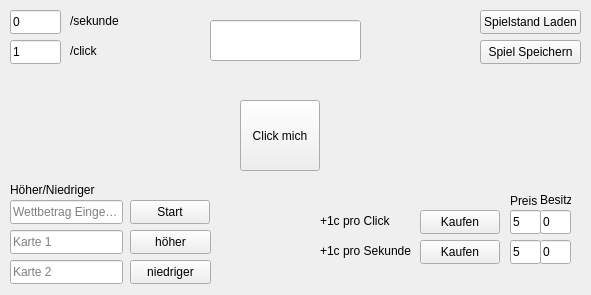
LuisKoch03/Bonusprojekt, file mainwindow.ui: the form before one commit.
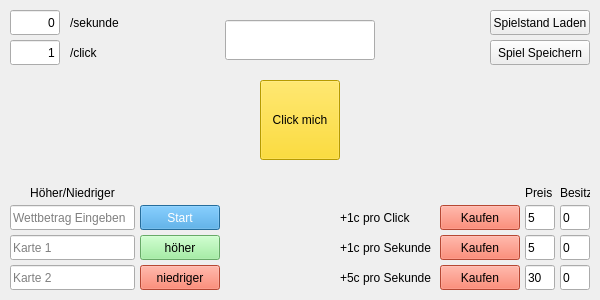
The form after the commit.

```diff
--- a/mainwindow.ui
+++ b/mainwindow.ui
@@ -6,20 +6,20 @@
    <rect>
     <x>0</x>
     <y>0</y>
-    <width>591</width>
-    <height>295</height>
+    <width>600</width>
+    <height>300</height>
    </rect>
   </property>
   <property name="minimumSize">
    <size>
-    <width>591</width>
-    <height>295</height>
+    <width>600</width>
+    <height>300</height>
    </size>
   </property>
   <property name="maximumSize">
    <size>
-    <width>591</width>
-    <height>295</height>
+    <width>600</width>
+    <height>300</height>
    </size>
   </property>
   <property name="windowTitle">
@@ -29,12 +29,17 @@
    <widget class="QPushButton" name="clickMich">
     <property name="geometry">
      <rect>
-      <x>240</x>
-      <y>100</y>
+      <x>260</x>
+      <y>80</y>
       <width>80</width>
-      <height>71</height>
+      <height>80</height>
      </rect>
     </property>
+    <property name="styleSheet">
+     <string notr="true">QPushButton {
+    background-color: #FFD700; /* Hintergrundfarbe */
+}</string>
+    </property>
     <property name="text">
      <string>Click mich</string>
     </property>
@@ -42,14 +47,17 @@
    <widget class="QLineEdit" name="clicks">
     <property name="geometry">
      <rect>
-      <x>210</x>
+      <x>225</x>
       <y>20</y>
-      <width>151</width>
-      <height>41</height>
+      <width>150</width>
+      <height>40</height>
      </rect>
     </property>
     <property name="autoFillBackground">
-     <bool>true</bool>
+     <bool>false</bool>
+    </property>
+    <property name="styleSheet">
+     <string notr="true">font: 16pt &quot;Segoe UI&quot;;</string>
     </property>
     <property name="alignment">
      <set>Qt::AlignCenter</set>
@@ -61,12 +69,17 @@
    <widget class="QPushButton" name="extraClickKauf">
     <property name="geometry">
      <rect>
-      <x>420</x>
-      <y>210</y>
+      <x>440</x>
+      <y>205</y>
       <width>80</width>
-      <height>24</height>
+      <height>25</height>
      </rect>
     </property>
+    <property name="styleSheet">
+     <string notr="true">QPushButton {
+    background-color: #FF6347; /* Hintergrundfarbe */
+}</string>
+    </property>
     <property name="text">
      <string>Kaufen</string>
     </property>
@@ -74,12 +87,18 @@
    <widget class="QLabel" name="label_2">
     <property name="geometry">
      <rect>
-      <x>320</x>
-      <y>210</y>
-      <width>91</width>
-      <height>21</height>
+      <x>340</x>
+      <y>205</y>
+      <width>95</width>
+      <height>25</height>
      </rect>
     </property>
+    <property name="maximumSize">
+     <size>
+      <width>16777215</width>
+      <height>16777215</height>
+     </size>
+    </property>
     <property name="text">
      <string>+1c pro Click</string>
     </property>
@@ -87,10 +106,10 @@
    <widget class="QLineEdit" name="extraClickPreis">
     <property name="geometry">
      <rect>
-      <x>510</x>
-      <y>210</y>
-      <width>31</width>
-      <height>24</height>
+      <x>525</x>
+      <y>205</y>
+      <width>30</width>
+      <height>25</height>
      </rect>
     </property>
     <property name="text">
@@ -103,10 +122,10 @@
    <widget class="QLineEdit" name="extraClickBesitz">
     <property name="geometry">
      <rect>
-      <x>540</x>
-      <y>210</y>
-      <width>31</width>
-      <height>24</height>
+      <x>560</x>
+      <y>205</y>
+      <width>30</width>
+      <height>25</height>
      </rect>
     </property>
     <property name="text">
@@ -121,13 +140,19 @@
      <rect>
       <x>10</x>
       <y>10</y>
-      <width>51</width>
-      <height>24</height>
+      <width>50</width>
+      <height>25</height>
      </rect>
     </property>
+    <property name="layoutDirection">
+     <enum>Qt::LeftToRight</enum>
+    </property>
     <property name="text">
      <string>0</string>
     </property>
+    <property name="alignment">
+     <set>Qt::AlignRight|Qt::AlignTrailing|Qt::AlignVCenter</set>
+    </property>
     <property name="readOnly">
      <bool>true</bool>
     </property>
@@ -137,13 +162,19 @@
      <rect>
       <x>10</x>
       <y>40</y>
-      <width>51</width>
-      <height>24</height>
+      <width>50</width>
+      <height>25</height>
      </rect>
     </property>
+    <property name="layoutDirection">
+     <enum>Qt::LeftToRight</enum>
+    </property>
     <property name="text">
      <string>1</string>
     </property>
+    <property name="alignment">
+     <set>Qt::AlignRight|Qt::AlignTrailing|Qt::AlignVCenter</set>
+    </property>
     <property name="readOnly">
      <bool>true</bool>
     </property>
@@ -153,8 +184,8 @@
      <rect>
       <x>70</x>
       <y>40</y>
-      <width>31</width>
-      <height>21</height>
+      <width>50</width>
+      <height>25</height>
      </rect>
     </property>
     <property name="text">
@@ -164,10 +195,10 @@
    <widget class="QLabel" name="label_4">
     <property name="geometry">
      <rect>
-      <x>510</x>
-      <y>190</y>
-      <width>31</width>
-      <height>21</height>
+      <x>525</x>
+      <y>180</y>
+      <width>30</width>
+      <height>25</height>
      </rect>
     </property>
     <property name="text">
@@ -177,10 +208,10 @@
    <widget class="QLabel" name="label_5">
     <property name="geometry">
      <rect>
-      <x>540</x>
-      <y>190</y>
-      <width>31</width>
-      <height>20</height>
+      <x>560</x>
+      <y>180</y>
+      <width>30</width>
+      <height>25</height>
      </rect>
     </property>
     <property name="text">
@@ -190,12 +221,17 @@
    <widget class="QPushButton" name="autoClickKauf">
     <property name="geometry">
      <rect>
-      <x>420</x>
-      <y>240</y>
+      <x>440</x>
+      <y>235</y>
       <width>80</width>
-      <height>24</height>
+      <height>25</height>
      </rect>
     </property>
+    <property name="styleSheet">
+     <string notr="true">QPushButton {
+    background-color: #FF6347; /* Hintergrundfarbe */
+}</string>
+    </property>
     <property name="text">
      <string>Kaufen</string>
     </property>
@@ -203,10 +239,10 @@
    <widget class="QLineEdit" name="autoClickPreis">
     <property name="geometry">
      <rect>
-      <x>510</x>
-      <y>240</y>
-      <width>31</width>
-      <height>24</height>
+      <x>525</x>
+      <y>235</y>
+      <width>30</width>
+      <height>25</height>
      </rect>
     </property>
     <property name="text">
@@ -219,10 +255,10 @@
    <widget class="QLabel" name="label_6">
     <property name="geometry">
      <rect>
-      <x>320</x>
-      <y>240</y>
-      <width>91</width>
-      <height>21</height>
+      <x>340</x>
+      <y>235</y>
+      <width>95</width>
+      <height>25</height>
      </rect>
     </property>
     <property name="text">
@@ -232,10 +268,10 @@
    <widget class="QLineEdit" name="autoClickBesitz">
     <property name="geometry">
      <rect>
-      <x>540</x>
-      <y>240</y>
-      <width>31</width>
-      <height>24</height>
+      <x>560</x>
+      <y>235</y>
+      <width>30</width>
+      <height>25</height>
      </rect>
     </property>
     <property name="text">
@@ -250,8 +286,8 @@
      <rect>
       <x>70</x>
       <y>10</y>
-      <width>49</width>
-      <height>21</height>
+      <width>50</width>
+      <height>25</height>
      </rect>
     </property>
     <property name="text">
@@ -262,9 +298,9 @@
     <property name="geometry">
      <rect>
       <x>10</x>
-      <y>200</y>
-      <width>113</width>
-      <height>24</height>
+      <y>205</y>
+      <width>125</width>
+      <height>25</height>
      </rect>
     </property>
     <property name="text">
@@ -278,9 +314,9 @@
     <property name="geometry">
      <rect>
       <x>10</x>
-      <y>230</y>
-      <width>113</width>
-      <height>24</height>
+      <y>235</y>
+      <width>125</width>
+      <height>25</height>
      </rect>
     </property>
     <property name="text">
@@ -297,9 +333,9 @@
     <property name="geometry">
      <rect>
       <x>10</x>
-      <y>260</y>
-      <width>113</width>
-      <height>24</height>
+      <y>265</y>
+      <width>125</width>
+      <height>25</height>
      </rect>
     </property>
     <property name="readOnly">
@@ -312,12 +348,18 @@
    <widget class="QPushButton" name="wetteStart">
     <property name="geometry">
      <rect>
-      <x>130</x>
-      <y>200</y>
+      <x>140</x>
+      <y>205</y>
       <width>80</width>
-      <height>24</height>
+      <height>25</height>
      </rect>
     </property>
+    <property name="styleSheet">
+     <string notr="true">QPushButton {
+    background-color: #3498db; /* Hintergrundfarbe */
+    color: #ffffff; /* Textfarbe */
+}</string>
+    </property>
     <property name="text">
      <string>Start</string>
     </property>
@@ -325,12 +367,18 @@
    <widget class="QPushButton" name="hoeher">
     <property name="geometry">
      <rect>
-      <x>130</x>
-      <y>230</y>
-      <width>81</width>
-      <height>24</height>
+      <x>140</x>
+      <y>235</y>
+      <width>80</width>
+      <height>25</height>
      </rect>
     </property>
+    <property name="styleSheet">
+     <string notr="true">QPushButton {
+    background-color: #90EE90; /* Hintergrundfarbe */
+}
+</string>
+    </property>
     <property name="text">
      <string>höher</string>
     </property>
@@ -338,12 +386,17 @@
    <widget class="QPushButton" name="niedriger">
     <property name="geometry">
      <rect>
-      <x>130</x>
-      <y>260</y>
-      <width>81</width>
-      <height>24</height>
+      <x>140</x>
+      <y>265</y>
+      <width>80</width>
+      <height>25</height>
      </rect>
     </property>
+    <property name="styleSheet">
+     <string notr="true">QPushButton {
+    background-color: #FF6347; /* Hintergrundfarbe */
+}</string>
+    </property>
     <property name="text">
      <string>niedriger</string>
     </property>
@@ -353,21 +406,24 @@
      <rect>
       <x>10</x>
       <y>180</y>
-      <width>91</width>
-      <height>20</height>
+      <width>125</width>
+      <height>25</height>
      </rect>
     </property>
     <property name="text">
      <string>Höher/Niedriger</string>
     </property>
+    <property name="alignment">
+     <set>Qt::AlignCenter</set>
+    </property>
    </widget>
    <widget class="QPushButton" name="spielLaden">
     <property name="geometry">
      <rect>
-      <x>480</x>
+      <x>490</x>
       <y>10</y>
-      <width>101</width>
-      <height>24</height>
+      <width>100</width>
+      <height>25</height>
      </rect>
     </property>
     <property name="text">
@@ -377,16 +433,79 @@
    <widget class="QPushButton" name="spielSpeichern">
     <property name="geometry">
      <rect>
-      <x>480</x>
+      <x>490</x>
       <y>40</y>
-      <width>101</width>
-      <height>24</height>
+      <width>100</width>
+      <height>25</height>
      </rect>
     </property>
     <property name="text">
      <string>Spiel Speichern</string>
     </property>
    </widget>
+   <widget class="QPushButton" name="autoClickKauf_2">
+    <property name="geometry">
+     <rect>
+      <x>440</x>
+      <y>265</y>
+      <width>80</width>
+      <height>25</height>
+     </rect>
+    </property>
+    <property name="styleSheet">
+     <string notr="true">QPushButton {
+    background-color: #FF6347; /* Hintergrundfarbe */
+}</string>
+    </property>
+    <property name="text">
+     <string>Kaufen</string>
+    </property>
+   </widget>
+   <widget class="QLineEdit" name="autoClickPreis_2">
+    <property name="geometry">
+     <rect>
+      <x>525</x>
+      <y>265</y>
+      <width>30</width>
+      <height>25</height>
+     </rect>
+    </property>
+    <property name="text">
+     <string>30</string>
+    </property>
+    <property name="readOnly">
+     <bool>true</bool>
+    </property>
+   </widget>
+   <widget class="QLineEdit" name="autoClickBesitz_2">
+    <property name="geometry">
+     <rect>
+      <x>560</x>
+      <y>265</y>
+      <width>30</width>
+      <height>25</height>
+     </rect>
+    </property>
+    <property name="text">
+     <string>0</string>
+    </property>
+    <property name="readOnly">
+     <bool>true</bool>
+    </property>
+   </widget>
+   <widget class="QLabel" name="label_7">
+    <property name="geometry">
+     <rect>
+      <x>340</x>
+      <y>265</y>
+      <width>95</width>
+      <height>25</height>
+     </rect>
+    </property>
+    <property name="text">
+     <string>+5c pro Sekunde</string>
+    </property>
+   </widget>
   </widget>
  </widget>
  <resources/>
```
